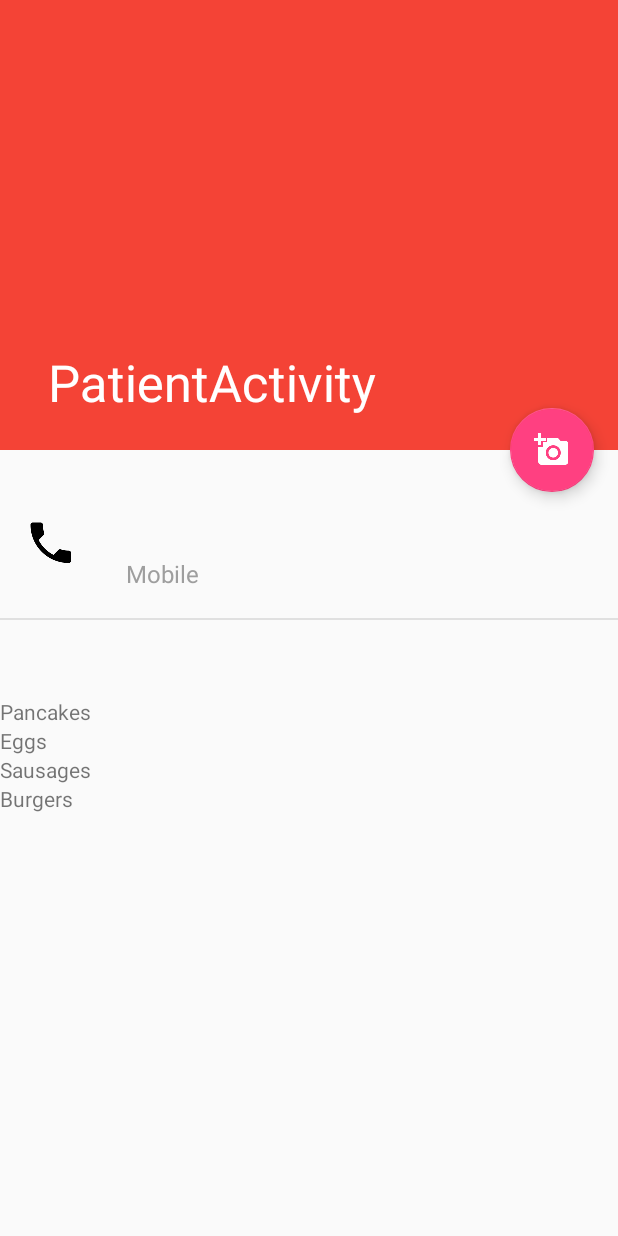
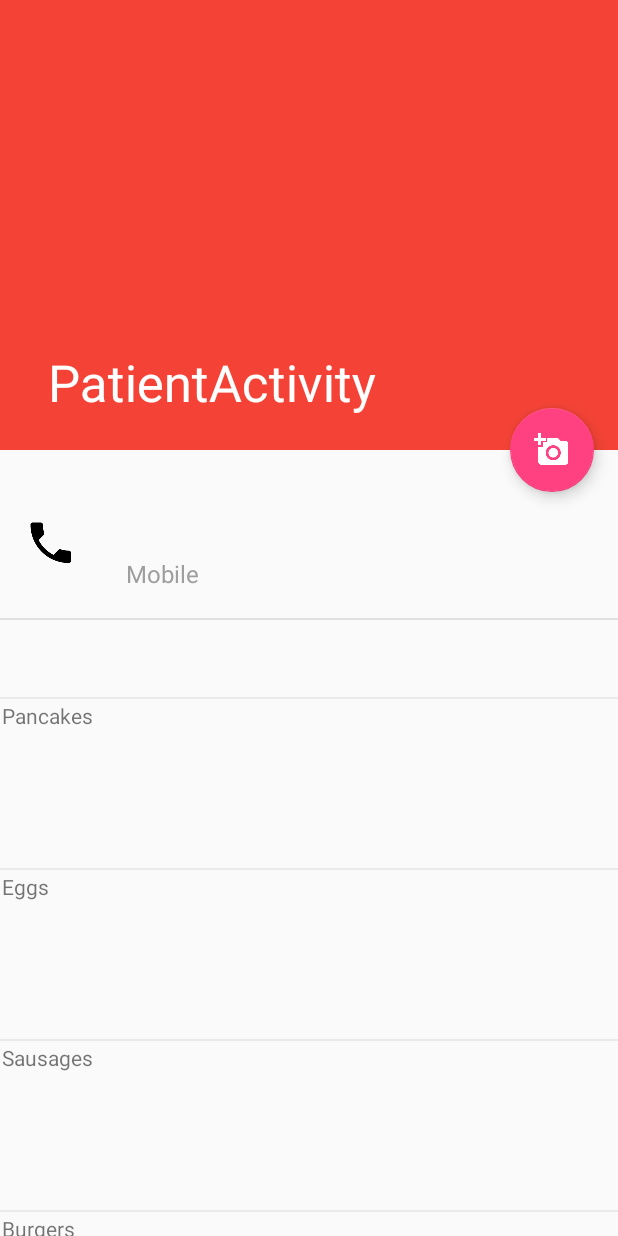
Before and after one commit to AtifMahmud/HealthWatch, an Android app: the PatientActivity screen opened directly, with no data from a screen before it, on a phone screen of 412 x 824 dp. Run offline under Robolectric (Android 15) with nearby library versions, the phone set to English and light mode, and no system bars; our stand-ins replace Volley; libraries missing offline, so code that uses them is left out: io.jsonwebtoken; network calls fail; pictures from the network do not load; 2 statements that could not run were skipped.

```diff
--- a/app/src/main/java/com/cpen391/healthwatch/patient/PatientActivity.java
+++ b/app/src/main/java/com/cpen391/healthwatch/patient/PatientActivity.java
@@ -9,6 +9,7 @@ import android.os.Bundle;
 import android.os.IBinder;
 import android.support.design.widget.FloatingActionButton;
 import android.support.v7.app.AppCompatActivity;
+import android.support.v7.widget.DividerItemDecoration;
 import android.support.v7.widget.LinearLayoutManager;
 import android.support.v7.widget.RecyclerView;
 import android.support.v7.widget.Toolbar;
@@ -97,8 +98,8 @@ public class PatientActivity extends AppCompatActivity {
         mRecycllerview.setLayoutManager(layoutManager);
         mPatientProfileAdapter = new PatientProfileAdapter(this);
         mRecycllerview.setAdapter(mPatientProfileAdapter);
-        //RecyclerView.ItemDecoration dividerItemDecoration  = new MealListDividerItemDecoration(getApplicationContext(), R.drawable.inset_divider);
-        //mRecycllerview.addItemDecoration(dividerItemDecoration);
+        RecyclerView.ItemDecoration dividerItemDecoration  = new DividerItemDecoration(getApplicationContext(), LinearLayoutManager.VERTICAL);
+        mRecycllerview.addItemDecoration(dividerItemDecoration);
     }
 
     private void setupBluetoothServiceCallbacks() {
--- a/app/src/main/java/com/cpen391/healthwatch/patient/PatientProfileAdapter.java
+++ b/app/src/main/java/com/cpen391/healthwatch/patient/PatientProfileAdapter.java
@@ -15,6 +15,9 @@ import android.widget.TextView;
 
 import com.cpen391.healthwatch.R;
 
+import org.json.JSONArray;
+import org.json.JSONObject;
+
 import java.util.ArrayList;
 import java.util.List;
 
@@ -29,10 +32,16 @@ public class PatientProfileAdapter extends RecyclerView.Adapter<RecyclerView.Vie
     private Context mContext;
 
     private List<String> mMealList;
+    private JSONObject meal = new JSONObject();
+    private JSONArray mealList = new JSONArray();
 
     PatientProfileAdapter(Context context) {
         mMealList = new ArrayList<>();
+
+        // Add dummy JSON
         for (String item : new String[]{"Pancakes", "Eggs", "Sausages", "Burgers"}) {
+
+            // PArse and add items
             mMealList.add(item);
         }
 
@@ -56,6 +65,8 @@ public class PatientProfileAdapter extends RecyclerView.Adapter<RecyclerView.Vie
     public void onBindViewHolder(@NonNull ViewHolder holder, int position) {
         if (holder instanceof MealViewHolder) {
             MealViewHolder vh = (MealViewHolder) holder;
+
+            // Add specific field to specific textview
             vh.mTextView.setText(mMealList.get(position - 1));
         }
     }
--- a/app/src/main/res/layout/list_meal_item.xml
+++ b/app/src/main/res/layout/list_meal_item.xml
@@ -1,12 +1,13 @@
 <?xml version="1.0" encoding="utf-8"?>
 <LinearLayout xmlns:android="http://schemas.android.com/apk/res/android"
     android:layout_width="match_parent"
-    android:layout_height="wrap_content">
+    android:layout_height="wrap_content"
+    android:layout_margin="@dimen/cardview_compat_inset_shadow">
 
     <TextView
         android:id="@+id/meal_item"
-        android:layout_width="wrap_content"
-        android:layout_height="wrap_content" />
+        android:layout_width="match_parent"
+        android:layout_height="110dp" />
 
 
 </LinearLayout>
```
